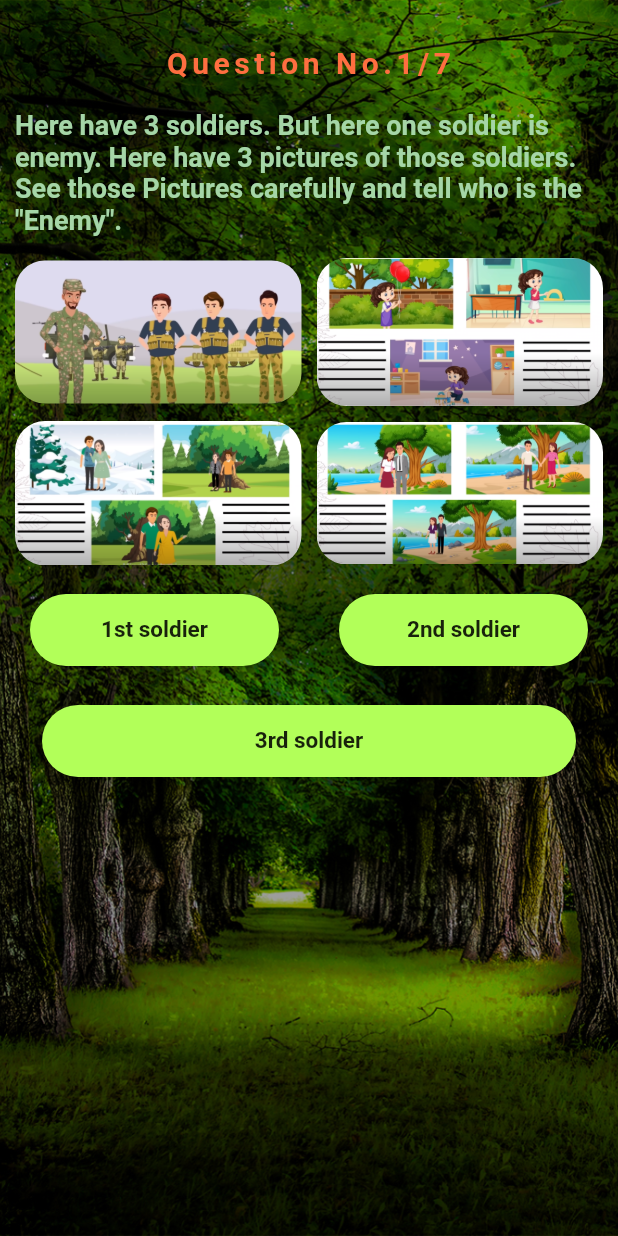
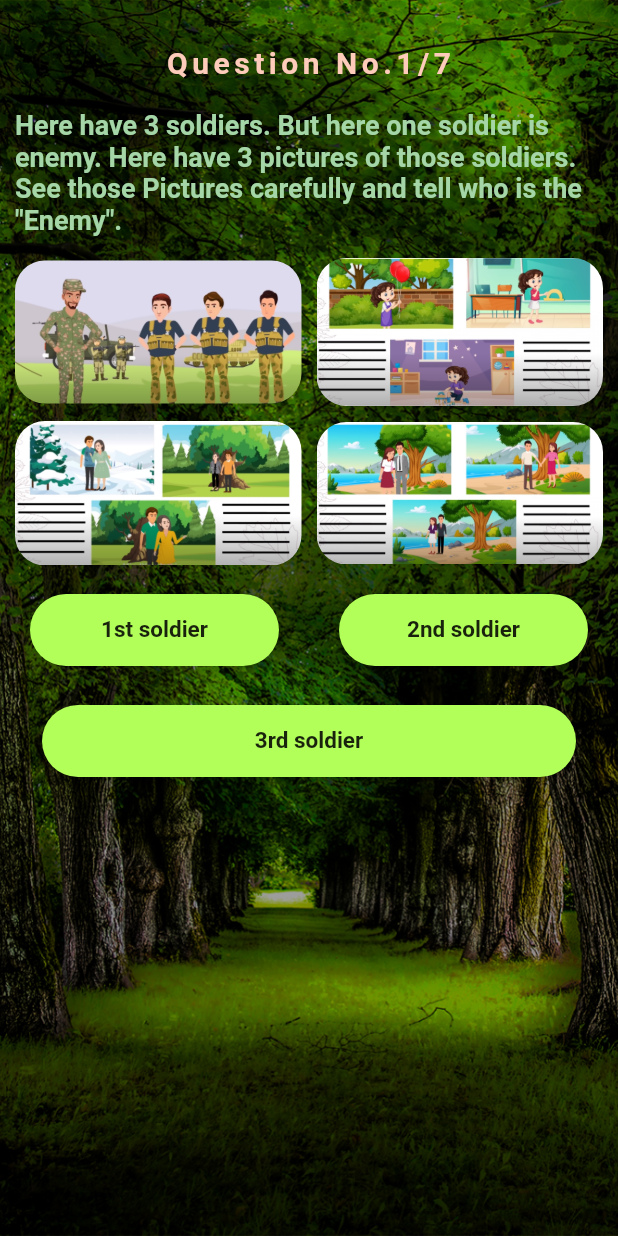
Before and after one commit to debajyatibanerjee0002/Riddle_App, a Flutter app: the RiddlePage screen opened directly, on a phone screen of 412 x 824 dp. Run offline on Flutter 3.47's test engine with Material 2 defaults, Android fonts, the phone set to English and light mode, and no system bars; our stand-ins replace rflutter_alert.

Commit message:
update 4.6

```diff
--- a/lib/riddle_Page.dart
+++ b/lib/riddle_Page.dart
@@ -116,7 +116,7 @@ class _RiddlePageState extends State<RiddlePage> {
                   child: Text(
                     'Question No.${allList[questionIndex].qn}/7',
                     style: TextStyle(
-                      color: Colors.deepOrangeAccent,
+                      color: Colors.deepOrange[100],
                       fontSize: 20.0,
                       fontWeight: FontWeight.bold,
                       letterSpacing: 3,
@@ -219,6 +219,7 @@ class _RiddlePageState extends State<RiddlePage> {
                     Expanded(
                       // create a flatbutton
                       child: FlatButton(
+                        splashColor: Colors.green[900],
                         onPressed: () {
                           ansQ(allList[questionIndex].ans1);
                         },
@@ -248,6 +249,7 @@ class _RiddlePageState extends State<RiddlePage> {
                     Expanded(
                       // same as 1st answer button
                       child: FlatButton(
+                        splashColor: Colors.green[900],
                         onPressed: () {
                           ansQ(allList[questionIndex].ans2);
                         },
@@ -286,6 +288,7 @@ class _RiddlePageState extends State<RiddlePage> {
                     Expanded(
                       // same as 1st answer button
                       child: FlatButton(
+                        splashColor: Colors.green[900],
                         onPressed: () {
                           ansQ(allList[questionIndex].ans3);
                         },
```
